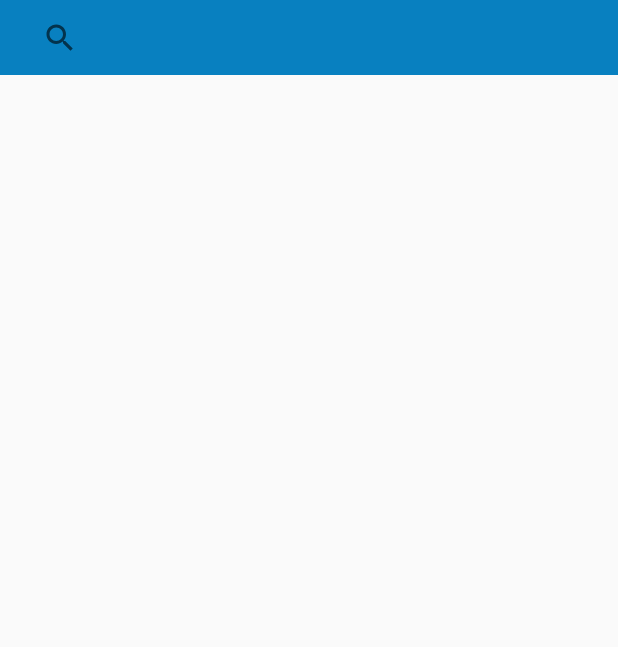
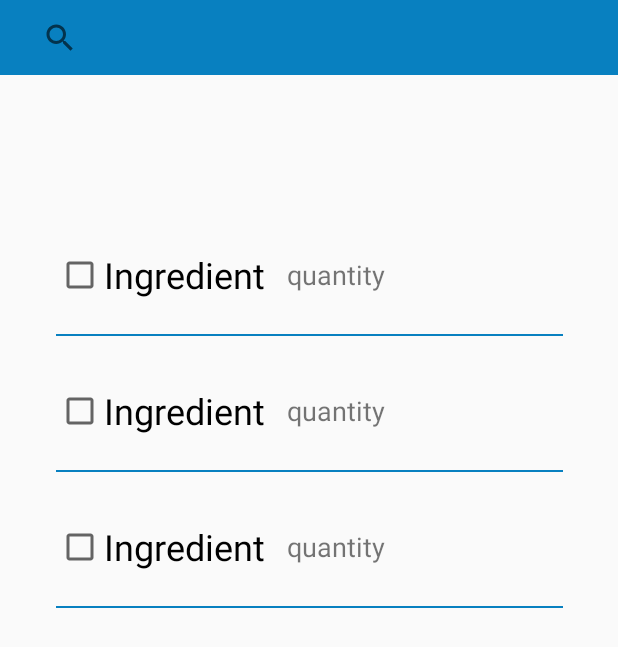
Before and after one commit to schmude23/Kitchen, an Android app: the layout activity_shopping_cart.xml on its own in the app's theme, with its tools: preview values and no code run, on a phone screen of 412 x 824 dp. Shown: the top 647 px of the screen. Run offline under Robolectric (Android 15) with nearby library versions, the phone set to English and light mode, and no system bars.

Commit message:
Added shopping cart layout and an edit ingredient popup window

```diff
--- a/app/src/main/res/layout/activity_edit_ingredient.xml
+++ b/app/src/main/res/layout/activity_edit_ingredient.xml
@@ -9,4 +9,5 @@
     <include android:id="@+id/toolbar"
         layout = "@layout/toolbar" />
 
+
 </androidx.constraintlayout.widget.ConstraintLayout>
--- a/app/src/main/res/layout/activity_shopping_cart.xml
+++ b/app/src/main/res/layout/activity_shopping_cart.xml
@@ -6,7 +6,21 @@
     android:layout_height="match_parent"
     tools:context=".ShoppingCartActivity">
 
-    <include android:id="@+id/toolbar"
-        layout = "@layout/toolbar" />
+    <include
+        android:id="@+id/toolbar"
+        layout="@layout/toolbar"
+        app:layout_constraintEnd_toEndOf="parent"
+        app:layout_constraintStart_toStartOf="parent"
+        app:layout_constraintTop_toTopOf="parent" />
+
+    <androidx.recyclerview.widget.RecyclerView
+        android:id="@+id/shopping_cart_recycler"
+        android:layout_width="358dp"
+        android:layout_height="588dp"
+        app:layout_constraintBottom_toBottomOf="parent"
+        app:layout_constraintEnd_toEndOf="parent"
+        app:layout_constraintStart_toStartOf="parent"
+        app:layout_constraintTop_toBottomOf="@+id/toolbar"
+        tools:listitem="@layout/shopping_cart_list_item" />
 
 </androidx.constraintlayout.widget.ConstraintLayout>
--- a/app/src/main/res/layout/add_direction_list_item.xml
+++ b/app/src/main/res/layout/add_direction_list_item.xml
@@ -3,9 +3,10 @@
     android:orientation="vertical"
     android:layout_width="match_parent"
     android:layout_height="wrap_content">
+
     <EditText
         android:id="@+id/add_direction"
-        android:layout_width="match_parent"
+        android:layout_width="wrap_content"
         android:layout_height="wrap_content"
         android:ems="10"
         android:inputType="textPersonName" />
--- a/app/src/main/res/layout/add_ingredient_list_item.xml
+++ b/app/src/main/res/layout/add_ingredient_list_item.xml
@@ -6,7 +6,7 @@
 
     <EditText
         android:id="@+id/add_ingredient"
-        android:layout_width="match_parent"
+        android:layout_width="wrap_content"
         android:layout_height="wrap_content"
         android:ems="10"
         android:inputType="textNoSuggestions|text" />
--- a/app/src/main/res/layout/shopping_cart_list_item.xml
+++ b/app/src/main/res/layout/shopping_cart_list_item.xml
@@ -1,18 +1,38 @@
 <?xml version="1.0" encoding="utf-8"?>
-<androidx.constraintlayout.widget.ConstraintLayout
-    xmlns:android="http://schemas.android.com/apk/res/android"
+<androidx.constraintlayout.widget.ConstraintLayout xmlns:android="http://schemas.android.com/apk/res/android"
     xmlns:app="http://schemas.android.com/apk/res-auto"
     xmlns:tools="http://schemas.android.com/tools"
     android:layout_width="match_parent"
-    android:layout_height="match_parent">
+    android:layout_height="wrap_content"
+    android:layout_margin="10dp">
 
-    <TextView
-        android:id="@+id/shopping_cart_ingredient"
-        android:layout_width="wrap_content"
-        android:layout_height="wrap_content"
+    <CheckBox
+        android:id="@+id/ingredient_check_box"
+        android:layout_width="154dp"
+        android:layout_height="60dp"
         android:text="Ingredient"
         android:textSize="24sp"
         app:layout_constraintStart_toStartOf="parent"
         app:layout_constraintTop_toTopOf="parent" />
 
+    <TextView
+        android:id="@+id/ingredient_quantity_text"
+        android:layout_width="wrap_content"
+        android:layout_height="60dp"
+        android:gravity="center_vertical"
+        android:text="quantity"
+        android:textSize="18sp"
+        app:layout_constraintStart_toEndOf="@+id/ingredient_check_box"
+        app:layout_constraintTop_toTopOf="parent" />
+
+    <View
+        android:id="@+id/divider"
+        android:layout_width="338dp"
+        android:layout_height="1dp"
+        android:layout_marginTop="9dp"
+        android:background="@color/colorPrimary"
+        app:layout_constraintEnd_toEndOf="parent"
+        app:layout_constraintStart_toStartOf="parent"
+        app:layout_constraintTop_toBottomOf="@+id/ingredient_quantity_text" />
+
 </androidx.constraintlayout.widget.ConstraintLayout>
```
Also changed, not shown: app/src/main/res/layout/edit_ingredient_popup.xml (added, +63 -0 lines), app/src/main/res/layout/shopping_cart_item_popup.xml (deleted, +0 -16 lines), app/src/main/res/drawable-hdpi/ic_add.png (added), app/src/main/res/drawable-hdpi/ic_remove.png (added), app/src/main/res/drawable-mdpi/ic_add.png (added), app/src/main/res/drawable-mdpi/ic_remove.png (added), app/src/main/res/drawable-xhdpi/ic_add.png (added), app/src/main/res/drawable-xhdpi/ic_remove.png (added), app/src/main/res/drawable-xxhdpi/ic_add.png (added), app/src/main/res/drawable-xxhdpi/ic_remove.png (added), app/src/main/res/drawable-xxxhdpi/ic_add.png (added), app/src/main/res/drawable-xxxhdpi/ic_remove.png (added).
